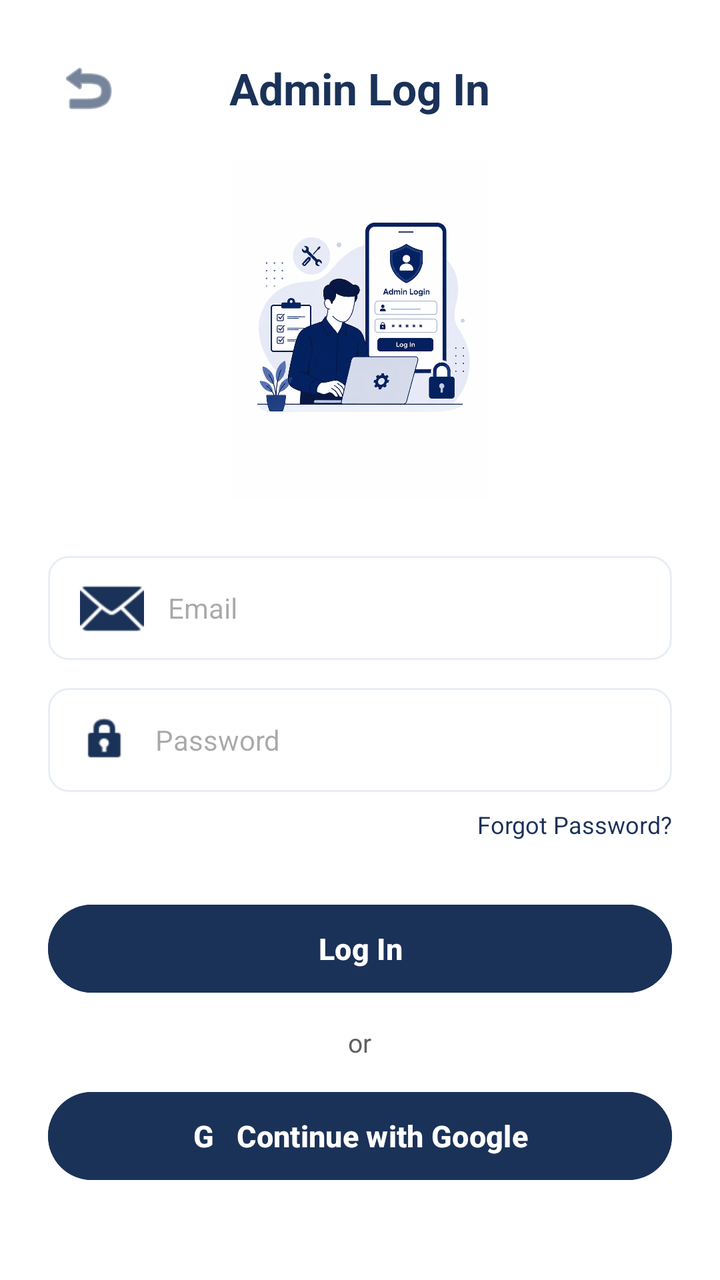
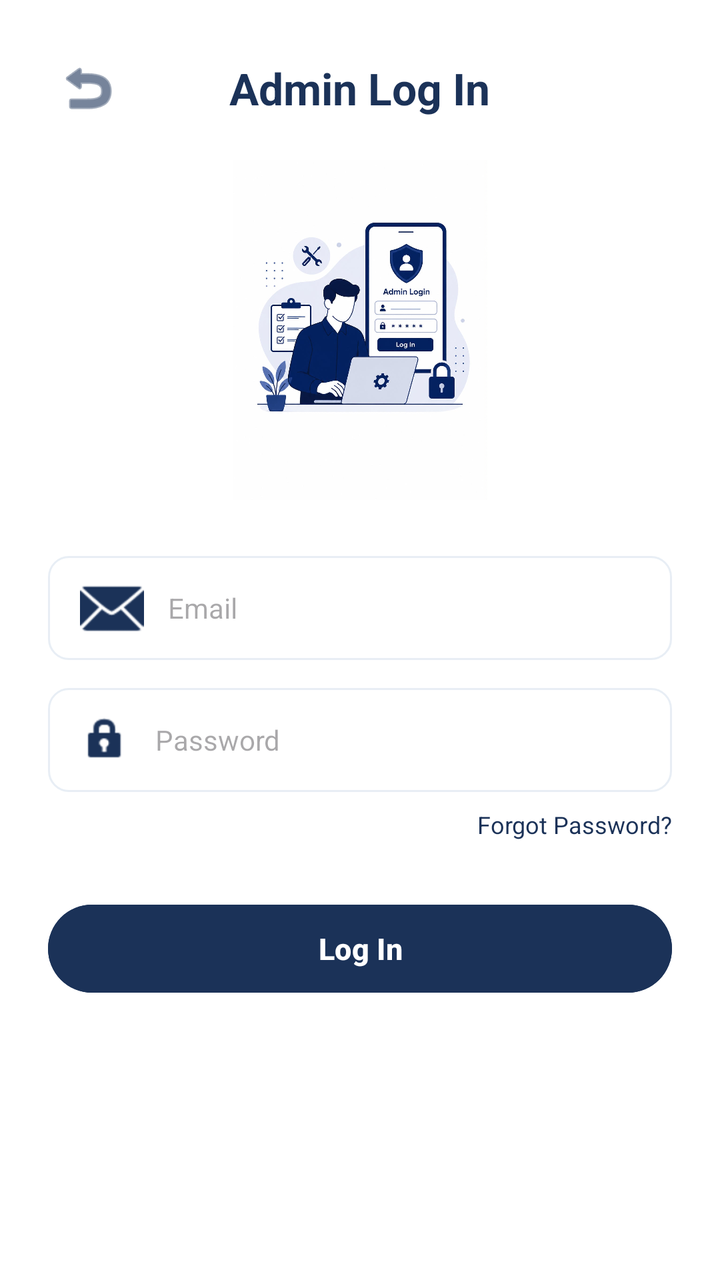

Before-and-after screenshots of an Android layout around one commit, followed by the original layout XML and the change that was made.
<!-- AndroidManifest.xml: application theme Theme.FixItBoard -->
<!-- res/layout/activity_admin_login.xml -->
<?xml version="1.0" encoding="utf-8"?>
<ScrollView xmlns:android="http://schemas.android.com/apk/res/android"
    xmlns:app="http://schemas.android.com/apk/res-auto"
    xmlns:tools="http://schemas.android.com/tools"
    android:layout_width="match_parent"
    android:layout_height="match_parent"
    android:background="@color/white"
    android:fillViewport="true"
    android:fitsSystemWindows="true"
    tools:context=".AdminLoginActivity">

    <LinearLayout
        android:layout_width="match_parent"
        android:layout_height="wrap_content"
        android:orientation="vertical"
        android:padding="24dp">

        <RelativeLayout
            android:layout_width="match_parent"
            android:layout_height="wrap_content"
            android:layout_marginBottom="16dp">

            <ImageButton
                android:id="@+id/btnBack"
                android:layout_width="40dp"
                android:layout_height="40dp"
                android:layout_alignParentStart="true"
                android:layout_centerVertical="true"
                android:background="?attr/selectableItemBackgroundBorderless"
                android:contentDescription="Back"
                android:src="@android:drawable/ic_menu_revert"
                app:tint="@color/navy_primary" />

            <TextView
                android:id="@+id/tvHeaderTitle"
                android:layout_width="wrap_content"
                android:layout_height="wrap_content"
                android:layout_centerInParent="true"
                android:text="Admin Log In"
                android:textColor="@color/navy_primary"
                android:textSize="22sp"
                android:textStyle="bold" />
        </RelativeLayout>

        <ImageView
            android:id="@+id/ivAdminIllustration"
            android:layout_width="170dp"
            android:layout_height="170dp"
            android:layout_gravity="center_horizontal"
            android:layout_marginBottom="28dp"
            android:contentDescription="Admin Login Illustration"
            android:scaleType="fitCenter"
            android:src="@drawable/adminlogin" />

        <EditText
            android:id="@+id/etAdminEmail"
            android:layout_width="match_parent"
            android:layout_height="52dp"
            android:layout_marginBottom="14dp"
            android:background="@drawable/bg_input_outline"
            android:drawableStart="@android:drawable/ic_dialog_email"
            android:drawablePadding="12dp"
            android:drawableTint="@color/navy_primary"
            android:hint="Email"
            android:inputType="textEmailAddress"
            android:paddingHorizontal="16dp"
            android:textColor="@color/text_primary"
            android:textSize="14sp" />

        <EditText
            android:id="@+id/etAdminPassword"
            android:layout_width="match_parent"
            android:layout_height="52dp"
            android:layout_marginBottom="8dp"
            android:background="@drawable/bg_input_outline"
            android:drawableStart="@android:drawable/ic_lock_idle_lock"
            android:drawablePadding="12dp"
            android:drawableTint="@color/navy_primary"
            android:hint="Password"
            android:inputType="textPassword"
            android:paddingHorizontal="16dp"
            android:textColor="@color/text_primary"
            android:textSize="14sp" />

        <TextView
            android:id="@+id/tvForgotPassword"
            android:layout_width="wrap_content"
            android:layout_height="wrap_content"
            android:layout_gravity="end"
            android:layout_marginBottom="28dp"
            android:text="Forgot Password?"
            android:textColor="@color/navy_primary"
            android:textSize="12sp" />

        <Button
            android:id="@+id/btnAdminLogin"
            android:layout_width="match_parent"
            android:layout_height="52dp"
            android:backgroundTint="@color/navy_primary"
            android:text="Log In"
            android:textAllCaps="false"
            android:textColor="@color/white"
            android:textSize="15sp"
            android:textStyle="bold" />

        <TextView
            android:layout_width="wrap_content"
            android:layout_height="wrap_content"
            android:layout_gravity="center_horizontal"
            android:layout_marginVertical="12dp"
            android:text="or"
            android:textColor="@color/text_gray"
            android:textSize="13sp" />

        <Button
            android:id="@+id/btnAdminGoogleLogin"
            android:layout_width="match_parent"
            android:layout_height="52dp"
            android:backgroundTint="@color/navy_primary"
            android:text="G   Continue with Google"
            android:textAllCaps="false"
            android:textColor="@color/white"
            android:textSize="15sp"
            android:textStyle="bold" />

    </LinearLayout>
</ScrollView>
<!-- resources referenced by this layout -->
<resources>
  <color name="navy_primary">#1B3258</color>
  <color name="text_gray">#616161</color>
  <color name="text_primary">#1A1C1E</color>
  <color name="white">#FFFFFFFF</color>
  <!-- drawable adminlogin: jpg bitmap (drawable, 95369 bytes) -->
  <!-- drawable bg_input_outline (drawable) -->
  <?xml version="1.0" encoding="utf-8"?>
  <shape xmlns:android="http://schemas.android.com/apk/res/android"
      android:shape="rectangle">
      <solid android:color="@color/white" />
      <corners android:radius="10dp" />
      <stroke
          android:width="1dp"
          android:color="@color/slate_light" />
  </shape>
  <style name="Theme.FixItBoard" parent="Base.Theme.FixItBoard" />
  <color name="slate_light">#E8EEF5</color>
  <style name="Base.Theme.FixItBoard" parent="Theme.Material3.DayNight.NoActionBar">
          
          
      </style>
</resources>

<!-- the commit's change to res/layout/activity_admin_login.xml (unified diff, before → after) -->
@@ -103,25 +103,5 @@
             android:textSize="15sp"
             android:textStyle="bold" />
 
-        <TextView
-            android:layout_width="wrap_content"
-            android:layout_height="wrap_content"
-            android:layout_gravity="center_horizontal"
-            android:layout_marginVertical="12dp"
-            android:text="or"
-            android:textColor="@color/text_gray"
-            android:textSize="13sp" />
-
-        <Button
-            android:id="@+id/btnAdminGoogleLogin"
-            android:layout_width="match_parent"
-            android:layout_height="52dp"
-            android:backgroundTint="@color/navy_primary"
-            android:text="G   Continue with Google"
-            android:textAllCaps="false"
-            android:textColor="@color/white"
-            android:textSize="15sp"
-            android:textStyle="bold" />
-
     </LinearLayout>
 </ScrollView>
<!-- resource entries referenced after the edit -->
@@ -1,7 +1,6 @@
 <!-- resources referenced by this layout -->
 <resources>
   <color name="navy_primary">#1B3258</color>
-  <color name="text_gray">#616161</color>
   <color name="text_primary">#1A1C1E</color>
   <color name="white">#FFFFFFFF</color>
   <!-- drawable adminlogin: jpg bitmap (drawable, 95369 bytes) -->
